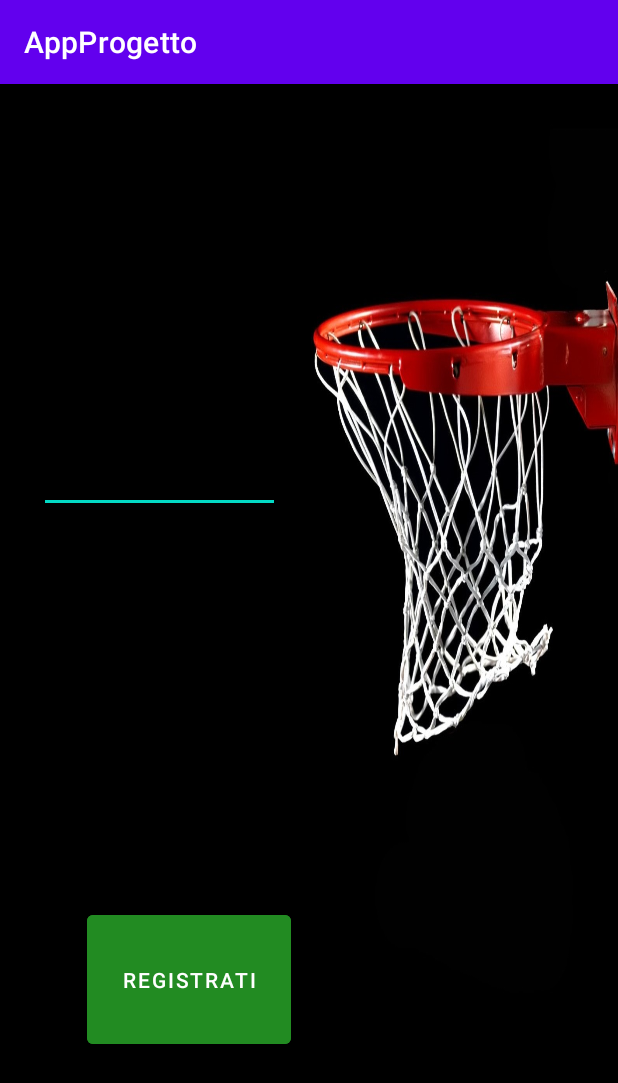
After one commit to IsabellaMarini/AppProgetto2, an Android app: the paginaRegistrati screen opened directly, with no data from a screen before it, on a phone screen of 412 x 824 dp. The commit adds this screen. Shown: the top 1083 px of the screen. Run offline under Robolectric (Android 15) with nearby library versions, the phone set to English and light mode, and no system bars.

Commit message:
Modifiche registrazione

```diff
--- a/app/src/main/AndroidManifest.xml
+++ b/app/src/main/AndroidManifest.xml
@@ -21,6 +21,10 @@
         <activity
             android:name=".paginaAccesso">
         </activity>
+        <activity
+            android:name=".paginaRegistrati">
+        </activity>
+
     </application>
 
 </manifest>
--- a/app/src/main/java/com/example/appprogetto/MainActivity.kt
+++ b/app/src/main/java/com/example/appprogetto/MainActivity.kt
@@ -17,5 +17,11 @@ class MainActivity : AppCompatActivity() {
                 val intent = Intent(this, paginaAccesso::class.java)
                 startActivity(intent)
             }
+
+        var registrati = findViewById<Button>(R.id.Registrati)
+        registrati.setOnClickListener(){
+            val intent = Intent(this, paginaRegistrati::class.java)
+            startActivity(intent)
+         }
         }
     }
--- /dev/null
+++ b/app/src/main/java/com/example/appprogetto/paginaRegistrati.kt
@@ -0,0 +1,15 @@
+package com.example.appprogetto
+
+import android.content.Intent
+import android.os.Bundle
+import androidx.appcompat.app.AppCompatActivity
+
+class paginaRegistrati : AppCompatActivity() {
+    override fun onCreate(savedInstanceState: Bundle?) {
+        super.onCreate(savedInstanceState)
+        setContentView(R.layout.pagina_registrati)
+        val intent : Intent = getIntent()
+    }
+
+
+}
--- a/app/src/main/res/layout/pagina_accesso.xml
+++ b/app/src/main/res/layout/pagina_accesso.xml
@@ -39,9 +39,9 @@
             android:layout_marginEnd="181dp"
             android:layout_marginBottom="67dp"
             android:ems="10"
+            android:hint="@string/email"
             android:inputType="textEmailAddress"
-            android:minHeight="48dp"
-            android:hint="@string/email"/>
+            android:minHeight="48dp" />
 
         <Button
             android:id="@+id/Accedi2"
--- /dev/null
+++ b/app/src/main/res/layout/pagina_registrati.xml
@@ -0,0 +1,93 @@
+<?xml version="1.0" encoding="utf-8"?>
+<androidx.constraintlayout.widget.ConstraintLayout xmlns:android="http://schemas.android.com/apk/res/android"
+    xmlns:tools="http://schemas.android.com/tools"
+    android:layout_width="match_parent"
+    android:layout_height="match_parent"
+    android:background="@drawable/basket">
+
+    <RelativeLayout
+        android:layout_width="match_parent"
+        android:layout_height="match_parent"
+        tools:layout_editor_absoluteX="16dp"
+        tools:layout_editor_absoluteY="25dp">
+
+        <TextView
+            android:id="@+id/username"
+            android:layout_width="137dp"
+            android:layout_height="56dp"
+            android:layout_alignParentStart="true"
+            android:layout_alignParentTop="true"
+            android:layout_alignParentEnd="true"
+            android:layout_alignParentBottom="true"
+            android:layout_marginStart="37dp"
+            android:layout_marginTop="84dp"
+            android:layout_marginEnd="237dp"
+            android:layout_marginBottom="591dp"
+            android:hint="@string/username"
+            android:text="Username" />
+
+        <EditText
+            android:id="@+id/email2"
+            android:layout_width="160dp"
+            android:layout_height="wrap_content"
+            android:layout_alignParentStart="true"
+            android:layout_alignParentTop="true"
+            android:layout_alignParentEnd="true"
+            android:layout_alignParentBottom="true"
+            android:layout_marginStart="26dp"
+            android:layout_marginTop="204dp"
+            android:layout_marginEnd="225dp"
+            android:layout_marginBottom="482dp"
+            android:ems="10"
+            android:hint="@string/email2"
+            android:inputType="textEmailAddress" />
+
+        <EditText
+            android:id="@+id/password2"
+            android:layout_width="162dp"
+            android:layout_height="35dp"
+            android:layout_alignParentStart="true"
+            android:layout_alignParentTop="true"
+            android:layout_alignParentEnd="true"
+            android:layout_alignParentBottom="true"
+            android:layout_marginStart="29dp"
+            android:layout_marginTop="319dp"
+            android:layout_marginEnd="220dp"
+            android:layout_marginBottom="377dp"
+            android:ems="10"
+            android:hint="@string/password2"
+            android:inputType="textPassword" />
+
+        <EditText
+            android:id="@+id/Data"
+            android:layout_width="167dp"
+            android:layout_height="wrap_content"
+            android:layout_alignParentStart="true"
+            android:layout_alignParentTop="true"
+            android:layout_alignParentEnd="true"
+            android:layout_alignParentBottom="true"
+            android:layout_marginStart="30dp"
+            android:layout_marginTop="411dp"
+            android:layout_marginEnd="213dp"
+            android:layout_marginBottom="275dp"
+            android:ems="10"
+            android:hint="@string/Data"
+            android:inputType="date" />
+
+        <Button
+            android:id="@+id/Registrati2"
+            android:layout_width="135dp"
+            android:layout_height="wrap_content"
+            android:layout_alignParentStart="true"
+            android:layout_alignParentTop="true"
+            android:layout_alignParentEnd="true"
+            android:layout_alignParentBottom="true"
+            android:layout_marginStart="58dp"
+            android:layout_marginTop="548dp"
+            android:layout_marginEnd="218dp"
+            android:layout_marginBottom="122dp"
+            android:backgroundTint="@color/verde"
+            android:text="Registrati" />
+
+    </RelativeLayout>
+</androidx.constraintlayout.widget.ConstraintLayout>
--- a/app/src/main/res/values/strings.xml
+++ b/app/src/main/res/values/strings.xml
@@ -2,4 +2,8 @@
     <string name="app_name">AppProgetto</string>
     <string name="email">Inserisci la tua e-mail</string>
     <string name="password">Inserisci la tua password</string>
+    <string name="email2">Inserisci la tua e-mail</string>
+    <string name="password2">Inserisci la tua password</string>
+    <string name="username">Inserisci il tuo username</string>
+    <string name="Data">Inserisci la tua data</string>
 </resources>
```
Also changed, not shown: app/src/main/res/drawable/basket.jpg (added), app/src/main/res/drawable/calcio.jpg (added), app/src/main/res/drawable/campo.jpg (added), app/src/main/res/drawable/pallavolo.webp (added), app/src/main/res/drawable/spoort.jpg (added), app/src/main/res/drawable/sport2.jpg (added).
